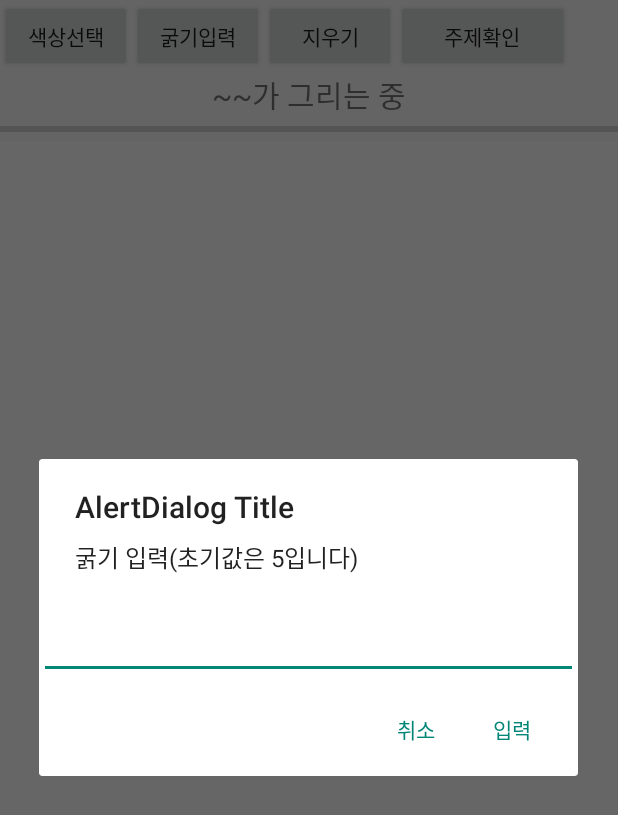
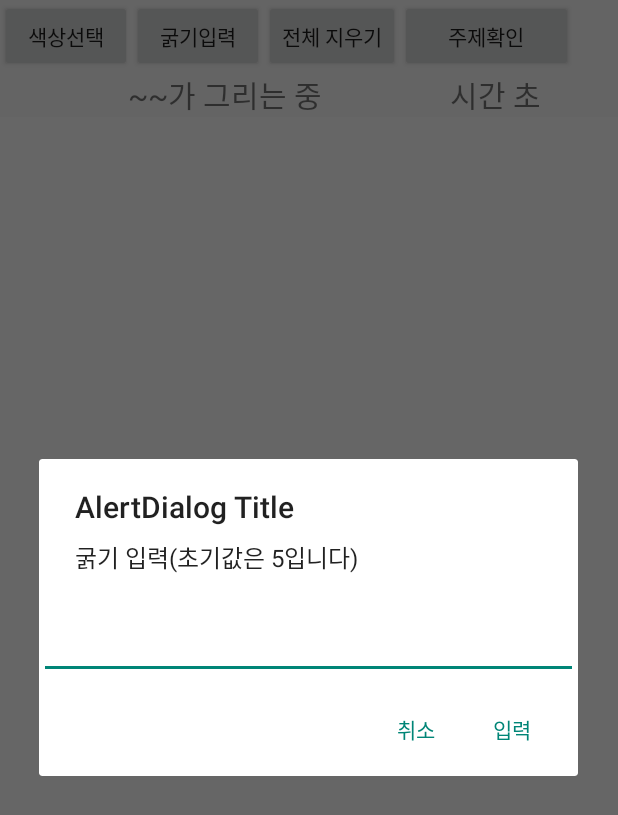
Before and after one commit to maango06/FANW_Client, an Android app: the MainGame screen opened directly, with no data from a screen before it, after a tap on "굵기입력", on a phone screen of 412 x 824 dp. Shown: the top 815 px of the screen. Run offline under Robolectric (Android 15) with nearby library versions, the phone set to English and light mode, and no system bars; libraries missing offline, so code that uses them is left out: com.kakao.auth, yuku.ambilwarna; 1 statement that could not run was skipped.

Commit message:
시간 초 textview

```diff
--- a/app/src/main/java/com/example/newyorkclient/MainGame.java
+++ b/app/src/main/java/com/example/newyorkclient/MainGame.java
@@ -44,7 +44,6 @@ public class MainGame extends AppCompatActivity {
         super.onCreate(savedInstanceState);
         setContentView(R.layout.activity_main_game);
         who = findViewById(R.id.who);
-        timeout = findViewById(R.id.timeout);
         check = findViewById(R.id.check);
 
         check.setOnClickListener(new View.OnClickListener() {
--- a/app/src/main/res/layout/activity_main_game.xml
+++ b/app/src/main/res/layout/activity_main_game.xml
@@ -28,7 +28,7 @@
             android:id="@+id/clear"
             android:layout_width="wrap_content"
             android:layout_height="wrap_content"
-            android:text = "지우기"/>
+            android:text = "전체 지우기"/>
 
         <Button
             android:id="@+id/check"
@@ -40,23 +40,26 @@
 
     <LinearLayout
         android:layout_width="match_parent"
-        android:layout_height="wrap_content">
+        android:layout_height="wrap_content"
+        android:orientation="horizontal">
 
         <TextView
             android:id="@+id/who"
-            android:layout_width="match_parent"
+            android:layout_width="300dp"
             android:layout_height="wrap_content"
             android:gravity="center"
             android:text="~~가 그리는 중"
             android:textSize="20dp" />
+
+        <TextView
+            android:id="@+id/timer"
+            android:layout_width="wrap_content"
+            android:layout_height="wrap_content"
+            android:gravity="center"
+            android:text="시간 초"
+            android:textSize="20dp"
+            android:layout_gravity="center" />
     </LinearLayout>
-
-    <ProgressBar
-        android:id="@+id/timeout"
-        android:layout_width="match_parent"
-        android:layout_height="wrap_content"
-        style="?android:attr/progressBarStyleHorizontal"
-        android:max="30"/>
 
     <LinearLayout
         android:id="@+id/container"
```
